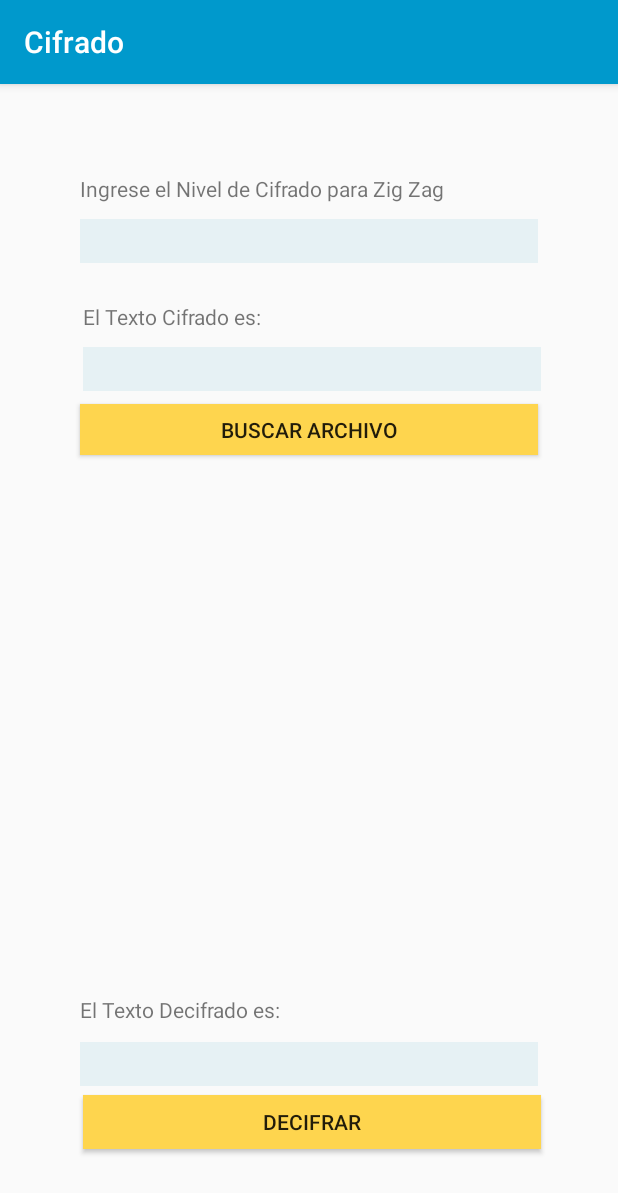
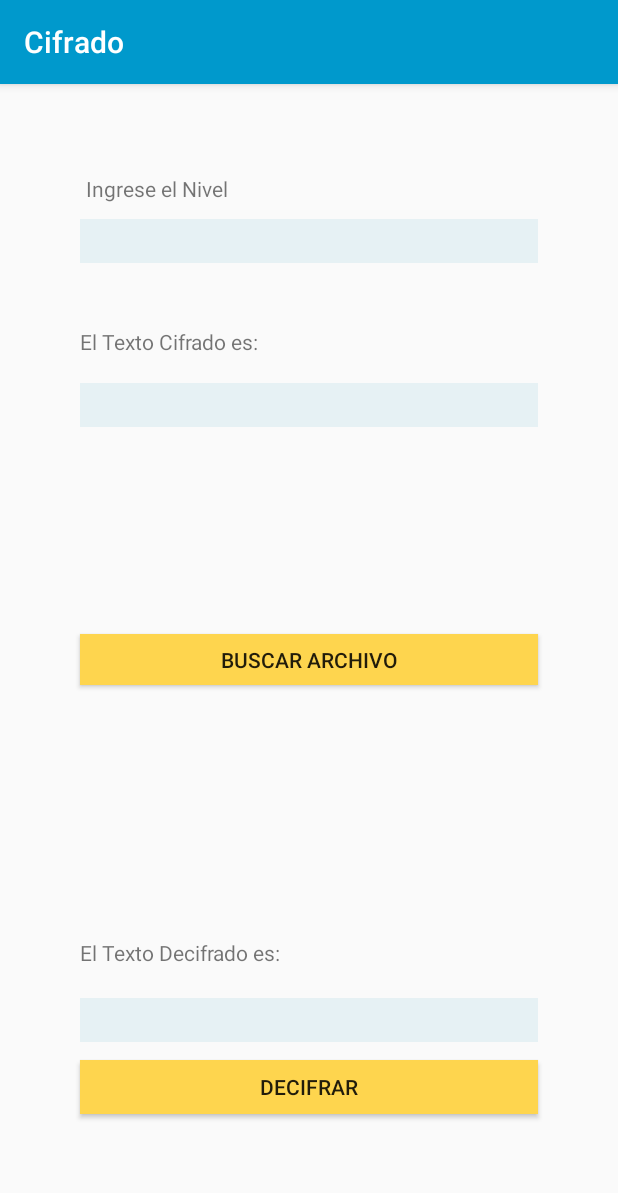
Before and after one commit to JoshHC/LAB03-ED2, an Android app: the fragment ProcesoCifradoZigZag shown on its own in the app's theme, on a phone screen of 412 x 824 dp. Shown: the top 1193 px of the screen. Run offline under Robolectric (Android 15) with nearby library versions, the phone set to English and light mode, and no system bars.

Commit message:
Ultimos Cambios :))

```diff
--- a/CifradoC/app/src/main/res/layout/fragment_proceso_cifrado_zig_zag.xml
+++ b/CifradoC/app/src/main/res/layout/fragment_proceso_cifrado_zig_zag.xml
@@ -24,12 +24,13 @@
 
         <TextView
             android:id="@+id/lblNivel"
-            android:layout_width="305dp"
+            android:layout_width="306dp"
             android:layout_height="wrap_content"
+            android:layout_alignParentTop="true"
             android:layout_alignStart="@+id/btnCifrar"
-            android:layout_alignParentTop="true"
+            android:layout_marginStart="4dp"
             android:layout_marginTop="60dp"
-            android:text="@string/ingrese_el_nivel_de_cifrado_para_zig_zag"
+            android:text="@string/ingrese_el_nivel"
             app:layout_constraintBottom_toTopOf="@+id/txtNivel"
             app:layout_constraintEnd_toEndOf="parent"
             app:layout_constraintHorizontal_bias="0.181"
@@ -41,9 +42,7 @@
             android:id="@+id/btnCifrar"
             android:layout_width="305dp"
             android:layout_height="34dp"
-            android:layout_alignParentTop="true"
-            android:layout_centerHorizontal="true"
-            android:layout_marginTop="213dp"
+            android:layout_centerInParent="true"
             android:background="@color/colorAccent"
             android:text="@string/buscar_archivo"
             app:layout_constraintBottom_toBottomOf="parent"
@@ -56,10 +55,9 @@
             android:id="@+id/lblcifrar"
             android:layout_width="305dp"
             android:layout_height="wrap_content"
-            android:layout_alignStart="@+id/btnDescifrar"
             android:layout_alignParentTop="true"
-            android:layout_marginStart="0dp"
-            android:layout_marginTop="145dp"
+            android:layout_centerHorizontal="true"
+            android:layout_marginTop="162dp"
             android:text="@string/el_texto_cifrado_es"
             app:layout_constraintBottom_toBottomOf="parent"
             app:layout_constraintEnd_toEndOf="parent"
@@ -74,7 +72,7 @@
             android:layout_height="wrap_content"
             android:layout_alignParentBottom="true"
             android:layout_centerHorizontal="true"
-            android:layout_marginBottom="141dp"
+            android:layout_marginBottom="179dp"
             android:text="@string/el_texto_decifrado_es"
             app:layout_constraintBottom_toBottomOf="parent"
             app:layout_constraintEnd_toEndOf="parent"
@@ -87,10 +85,9 @@
             android:id="@+id/btnDescifrar"
             android:layout_width="305dp"
             android:layout_height="36dp"
-            android:layout_alignStart="@+id/lblNivel"
             android:layout_alignParentBottom="true"
-            android:layout_marginStart="2dp"
-            android:layout_marginBottom="58dp"
+            android:layout_centerHorizontal="true"
+            android:layout_marginBottom="81dp"
             android:background="@color/colorAccent"
             android:text="@string/decifrar"
             app:layout_constraintBottom_toBottomOf="parent"
@@ -103,8 +100,8 @@
             android:id="@+id/txtNivel"
             android:layout_width="305dp"
             android:layout_height="29dp"
-            android:layout_alignStart="@+id/lblNivel"
             android:layout_alignParentTop="true"
+            android:layout_centerHorizontal="true"
             android:layout_marginTop="90dp"
             android:background="#140689b4"
             android:ems="10"
@@ -114,10 +111,9 @@
             android:id="@+id/txtTextoaDescifrar"
             android:layout_width="305dp"
             android:layout_height="29dp"
-            android:layout_alignStart="@+id/lblNivel"
             android:layout_alignParentTop="true"
-            android:layout_marginStart="2dp"
-            android:layout_marginTop="175dp"
+            android:layout_centerHorizontal="true"
+            android:layout_marginTop="199dp"
             android:background="#140689b4"
             android:ems="10"
             android:inputType="textPersonName" />
@@ -128,7 +124,7 @@
             android:layout_height="29dp"
             android:layout_alignParentBottom="true"
             android:layout_centerHorizontal="true"
-            android:layout_marginBottom="100dp"
+            android:layout_marginBottom="129dp"
             android:background="#140689b4"
             android:ems="10"
             android:inputType="textPersonName" />
--- a/CifradoC/app/src/main/res/values/strings.xml
+++ b/CifradoC/app/src/main/res/values/strings.xml
@@ -16,4 +16,6 @@
     <string name="buscar_archivo">Buscar Archivo</string>
     <string name="el_texto_cifrado_es">El Texto Cifrado es:</string>
     <string name="bienvenido_para_utilizar_algun_m_todo_de_cifrado_presione_la_esquina_superior_izquierda_para_seleccionar_la_ruta_donde_desea_guardar_su_archivo_cifrado_presione_la_esquina_superior_derecha_y_seleccione_una_ruta">Bienvenido! para utilizar algun método de Cifrado presione la esquina superior izquierda, para seleccionar la ruta donde desea guardar su Archivo cifrado presione la esquina superior derecha y seleccione una ruta</string>
+    <string name="ingrese_el_nivel_de_cifrado_o_decifrado_para_zig_zag">ingrese_el_nivel_de_cifrado_o decifrado para_zig_zag</string>
+    <string name="ingrese_el_nivel">Ingrese el Nivel</string>
 </resources>
```
Also changed, not shown: CifradoC/app/src/main/java/com/example/josue/cifrado/CifradoZigZag.java (+26 -21 lines), CifradoC/app/src/main/java/com/example/josue/cifrado/ProcesoCifradoZigZag.java (+20 -12 lines), CifradoC/app/src/main/java/com/example/josue/cifrado/ZigZag.java (+7 -0 lines).
